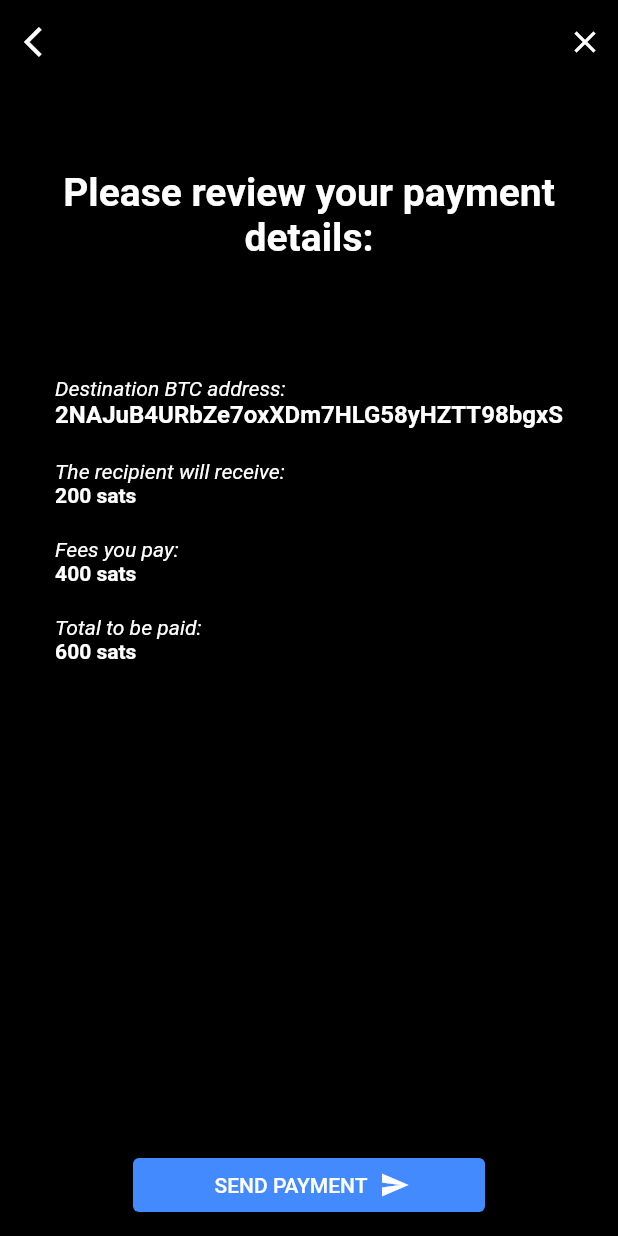
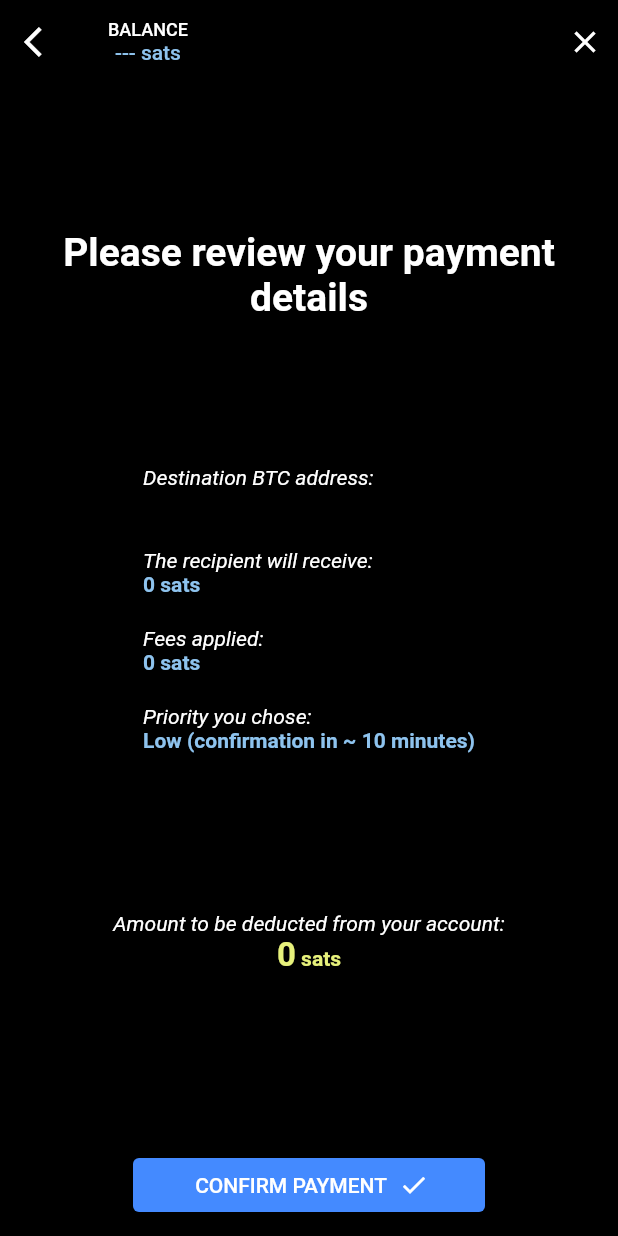
Before and after one commit to hvmelo/salamander_app, a Flutter app: the OnChainPaymentConfirmationView screen opened directly, on a phone screen of 412 x 824 dp. Run offline on Flutter 3.47's test engine with Material 2 defaults, Android fonts, the phone set to English and light mode, and no system bars; our stand-ins replace bloc, cloud_firestore, cloud_functions, equatable, firebase_auth, firebase_core and 4 more; missing offline and left inert: bolt11_decoder, coinslib, flow_builder, numeric_keyboard, qr_code_scanner; accounts and stored records are empty; project files that could hold a hidden picture were left out.

Commit message:
Payment Confirmation in development

```diff
--- a/lib/data/repositories/transaction_fees/models/onchain_tx_fees.dart
+++ b/lib/data/repositories/transaction_fees/models/onchain_tx_fees.dart
@@ -3,17 +3,18 @@ import 'package:equatable/equatable.dart';
 import 'package:salamander_app/data/repositories/transaction_fees/entities/on_chain_tx_fees_entity.dart';
 
 enum FeePriority {
-  low('Low', 0),
-  standard('Standard', 1),
-  high('High', 2);
+  low('Low', 0, 10),
+  standard('Standard', 1, 30),
+  high('High', 2, 60);
 
-  const FeePriority(this.name, this.value);
+  const FeePriority(this.name, this.value, this.confirmationTime);
   factory FeePriority.fromValue(double value) {
     return values.firstWhere((e) => e.value == value, orElse: () => low);
   }
 
   final String name;
   final double value;
+  final int confirmationTime;
 }
 
 class OnChainTxFees extends Equatable {
--- a/lib/send_payment/pages/amount_input/cubit/amount_input_cubit.dart
+++ b/lib/send_payment/pages/amount_input/cubit/amount_input_cubit.dart
@@ -77,10 +77,6 @@ class AmountInputCubit extends Cubit<AmountInputState> {
     return AmountInputStatus.editingNotReady;
   }
 
-  void validateAndSubmit() {
-    emit(state.copyWith(status: AmountInputStatus.success));
-  }
-
   @override
   Future<void> close() {
     _walletSubscription?.cancel();
--- a/lib/send_payment/pages/amount_input/cubit/amount_input_state.dart
+++ b/lib/send_payment/pages/amount_input/cubit/amount_input_state.dart
@@ -5,7 +5,6 @@ enum AmountInputStatus {
   editingNotReady,
   editingReady,
   failure,
-  success
 }
 
 class AmountInputState extends Equatable {
--- a/lib/send_payment/pages/amount_input/view/amount_input_view.dart
+++ b/lib/send_payment/pages/amount_input/view/amount_input_view.dart
@@ -70,7 +70,8 @@ class AmountInputView extends StatelessWidget {
                   onTap: () => context.flow<PaymentFlowData>().complete(),
                   child: const Icon(Icons.close),
                 )),
-            ]),
+          ],
+        ),
         body: Column(
           children: [
             Expanded(
@@ -98,7 +99,7 @@ class AmountInputView extends StatelessWidget {
                       fontSize: 14,
                     ),
                   ),
-                  const SizedBox(height: 30),
+                  Expanded(child: Container()),
                   SizedBox(
                     height: 30,
                     child: Row(
@@ -125,6 +126,7 @@ class AmountInputView extends StatelessWidget {
                       ],
                     ),
                   ),
+                  Expanded(child: Container()),
                 ],
               ),
             ),
--- a/lib/send_payment/pages/payment_confirmation/on_chain/cubit/on_chain_payment_confirmation_cubit.dart
+++ b/lib/send_payment/pages/payment_confirmation/on_chain/cubit/on_chain_payment_confirmation_cubit.dart
@@ -45,9 +45,9 @@ class OnChainPaymentConfirmationCubit
             emit(state.copyWith(
                 status: OnChainPaymentConfirmationStatus.valueChanged,
                 errorMessage:
-                    '''Your balance has changed and the current sum is
-                             insufficient for this payment. Please select a new
-                             amount or a lower fee priority.'''));
+                    '''Your balance has changed and the current sum is insufficient for this payment. Please select a new amount or a lower fee priority.'''));
+          } else {
+            emit(state.copyWith(currentBalance: balanceInSats));
           }
         } else {
           emit(state.copyWith(
@@ -67,8 +67,7 @@ class OnChainPaymentConfirmationCubit
         emit(state.copyWith(
             status: OnChainPaymentConfirmationStatus.valueChanged,
             errorMessage:
-                '''Applied fees have changed. Please select a new amount or
-                   a lower fee priority again.'''));
+                '''Applied fees have changed. Please select a new amount or a lower fee priority again.'''));
       }
     });
   }
--- a/lib/send_payment/pages/payment_confirmation/on_chain/view/on_chain_payment_confirmation_view.dart
+++ b/lib/send_payment/pages/payment_confirmation/on_chain/view/on_chain_payment_confirmation_view.dart
@@ -1,3 +1,5 @@
+// ignore_for_file: lines_longer_than_80_chars
+
 import 'package:flow_builder/flow_builder.dart';
 import 'package:flutter/material.dart';
 import 'package:flutter_bloc/flutter_bloc.dart';
@@ -23,6 +25,20 @@ class OnChainPaymentConfirmationView extends StatelessWidget {
             //           state.txFeeByPriority![state.selectedPriority],
             //     ));
             break;
+          case OnChainPaymentConfirmationStatus.valueChanged:
+            ScaffoldMessenger.of(context)
+              ..hideCurrentSnackBar()
+              ..clearSnackBars()
+              ..showSnackBar(
+                SnackBar(
+                  content: Text(state.errorMessage ?? 'Unknown error'),
+                ),
+              );
+            context.flow<PaymentFlowData>().update(
+                  (state) =>
+                      PaymentFlowData(useQRCode: false, address: state.address),
+                );
+            break;
           case OnChainPaymentConfirmationStatus.paymentFailure:
             ScaffoldMessenger.of(context)
               ..hideCurrentSnackBar()
@@ -43,9 +59,26 @@ class OnChainPaymentConfirmationView extends StatelessWidget {
             backgroundColor: Colors.transparent,
             elevation: 0.0,
             automaticallyImplyLeading: true,
-            title: const Text(
-              '',
-              style: TextStyle(fontSize: 18),
+            title: Column(
+              children: [
+                const Text('BALANCE',
+                    style: TextStyle(
+                      fontSize: 12,
+                      color: Colors.white,
+                    )),
+                BlocBuilder<OnChainPaymentConfirmationCubit,
+                    OnChainPaymentConfirmationState>(
+                  builder: (context, state) {
+                    return Text(
+                      '${state.currentBalance != null ? state.currentBalance.toString() : '---'} sats',
+                      style: const TextStyle(
+                        fontSize: 14,
+                        color: Color.fromARGB(255, 142, 195, 238),
+                      ),
+                    );
+                  },
+                ),
+              ],
             ),
             leading: GestureDetector(
               onTap: () => context.flow<PaymentFlowData>().update(
@@ -67,14 +100,17 @@ class OnChainPaymentConfirmationView extends StatelessWidget {
           child: Column(
             children: [
               Expanded(
-                child: Column(
+                child: BlocBuilder<OnChainPaymentConfirmationCubit,
+                    OnChainPaymentConfirmationState>(
+                  builder: (context, state) {
+                    return Column(
                       children: [
                         Expanded(
                           flex: 1,
                           child: Container(
                             alignment: Alignment.center,
                             child: const Text(
-                          'Please review your payment details:',
+                              'Please review your payment details',
                               textAlign: TextAlign.center,
                               style: TextStyle(
                                 color: Colors.white,
@@ -84,11 +120,7 @@ class OnChainPaymentConfirmationView extends StatelessWidget {
                             ),
                           ),
                         ),
-                    Expanded(
-                      flex: 2,
-                      child: Padding(
-                        padding: const EdgeInsets.fromLTRB(0, 20, 0, 20),
-                        child: Column(
+                        Column(
                           crossAxisAlignment: CrossAxisAlignment.start,
                           children: [
                             const Text(
@@ -100,11 +132,11 @@ class OnChainPaymentConfirmationView extends StatelessWidget {
                                 fontSize: 14,
                               ),
                             ),
-                            const Text(
-                              '2NAJuB4URbZe7oxXDm7HLG58yHZTT98bgxS',
+                            Text(
+                              '${state.address.address}',
                               textAlign: TextAlign.left,
-                              style: TextStyle(
-                                color: Colors.white,
+                              style: const TextStyle(
+                                color: Color.fromARGB(255, 142, 195, 238),
                                 fontWeight: FontWeight.bold,
                                 fontSize: 16,
                               ),
@@ -119,18 +151,18 @@ class OnChainPaymentConfirmationView extends StatelessWidget {
                                 fontSize: 14,
                               ),
                             ),
-                            const Text(
-                              '200 sats',
+                            Text(
+                              '${state.amountInSats} sats',
                               textAlign: TextAlign.left,
-                              style: TextStyle(
-                                color: Colors.white,
+                              style: const TextStyle(
+                                color: Color.fromARGB(255, 142, 195, 238),
                                 fontWeight: FontWeight.bold,
                                 fontSize: 14,
                               ),
                             ),
                             const SizedBox(height: 20),
                             const Text(
-                              'Fees you pay:',
+                              'Fees applied:',
                               textAlign: TextAlign.left,
                               style: TextStyle(
                                 color: Colors.white,
@@ -138,18 +170,18 @@ class OnChainPaymentConfirmationView extends StatelessWidget {
                                 fontSize: 14,
                               ),
                             ),
-                            const Text(
-                              '400 sats',
+                            Text(
+                              '${state.contractedTotalFee} sats',
                               textAlign: TextAlign.left,
-                              style: TextStyle(
-                                color: Colors.white,
+                              style: const TextStyle(
+                                color: Color.fromARGB(255, 142, 195, 238),
                                 fontWeight: FontWeight.bold,
                                 fontSize: 14,
                               ),
                             ),
                             const SizedBox(height: 20),
                             const Text(
-                              'Total to be paid:',
+                              'Priority you chose:',
                               textAlign: TextAlign.left,
                               style: TextStyle(
                                 color: Colors.white,
@@ -157,27 +189,63 @@ class OnChainPaymentConfirmationView extends StatelessWidget {
                                 fontSize: 14,
                               ),
                             ),
-                            const Expanded(
-                              flex: 1,
-                              child: Text(
-                                '600 sats',
-                                textAlign: TextAlign.left,
-                                style: TextStyle(
-                                  color: Colors.white,
+                            Text(
+                              '${state.selectedPriority.name} (confirmation in ~ ${state.selectedPriority.confirmationTime} minutes)',
+                              textAlign: TextAlign.center,
+                              style: const TextStyle(
+                                color: Color.fromARGB(255, 142, 195, 238),
                                 fontWeight: FontWeight.bold,
                                 fontSize: 14,
                               ),
                             ),
+                          ],
                         ),
+                        Expanded(
+                          flex: 1,
+                          child: Container(
+                            alignment: Alignment.center,
+                            child: Column(
+                              children: [
+                                Expanded(child: Container()),
+                                const Text(
+                                  'Amount to be deducted from your account:',
+                                  textAlign: TextAlign.left,
+                                  style: TextStyle(
+                                    color: Colors.white,
+                                    fontStyle: FontStyle.italic,
+                                    fontSize: 14,
+                                  ),
+                                ),
+                                RichText(
+                                  text: TextSpan(
+                                    text:
+                                        '${state.amountInSats + state.contractedTotalFee}',
+                                    style: const TextStyle(
+                                      color: Color.fromARGB(255, 231, 241, 123),
+                                      fontWeight: FontWeight.bold,
+                                      fontSize: 22,
+                                    ),
+                                    children: [
+                                      const TextSpan(
+                                        text: ' sats',
+                                        style: TextStyle(
+                                          color: Color.fromARGB(
+                                              255, 231, 241, 123),
+                                          fontWeight: FontWeight.bold,
+                                          fontSize: 14,
+                                        ),
+                                      )
+                                    ],
+                                  ),
+                                ),
+                                Expanded(child: Container()),
                               ],
                             ),
                           ),
                         ),
-                    Expanded(
-                      flex: 1,
-                      child: Container(),
-                    ),
                       ],
+                    );
+                  },
                 ),
               ),
               Padding(
@@ -198,12 +266,12 @@ class OnChainPaymentConfirmationView extends StatelessWidget {
                             return ElevatedButton.icon(
                               onPressed: () {},
                               icon: const Icon(
-                                Icons.send,
+                                Icons.check,
                                 size: 20,
                                 textDirection: TextDirection.ltr,
                               ),
                               label: const Text(
-                                'SEND PAYMENT',
+                                'CONFIRM PAYMENT',
                                 style: TextStyle(fontSize: 14),
                               ),
                               style: ElevatedButton.styleFrom(
```
Lines whose indentation alone changed are shown as unchanged.
